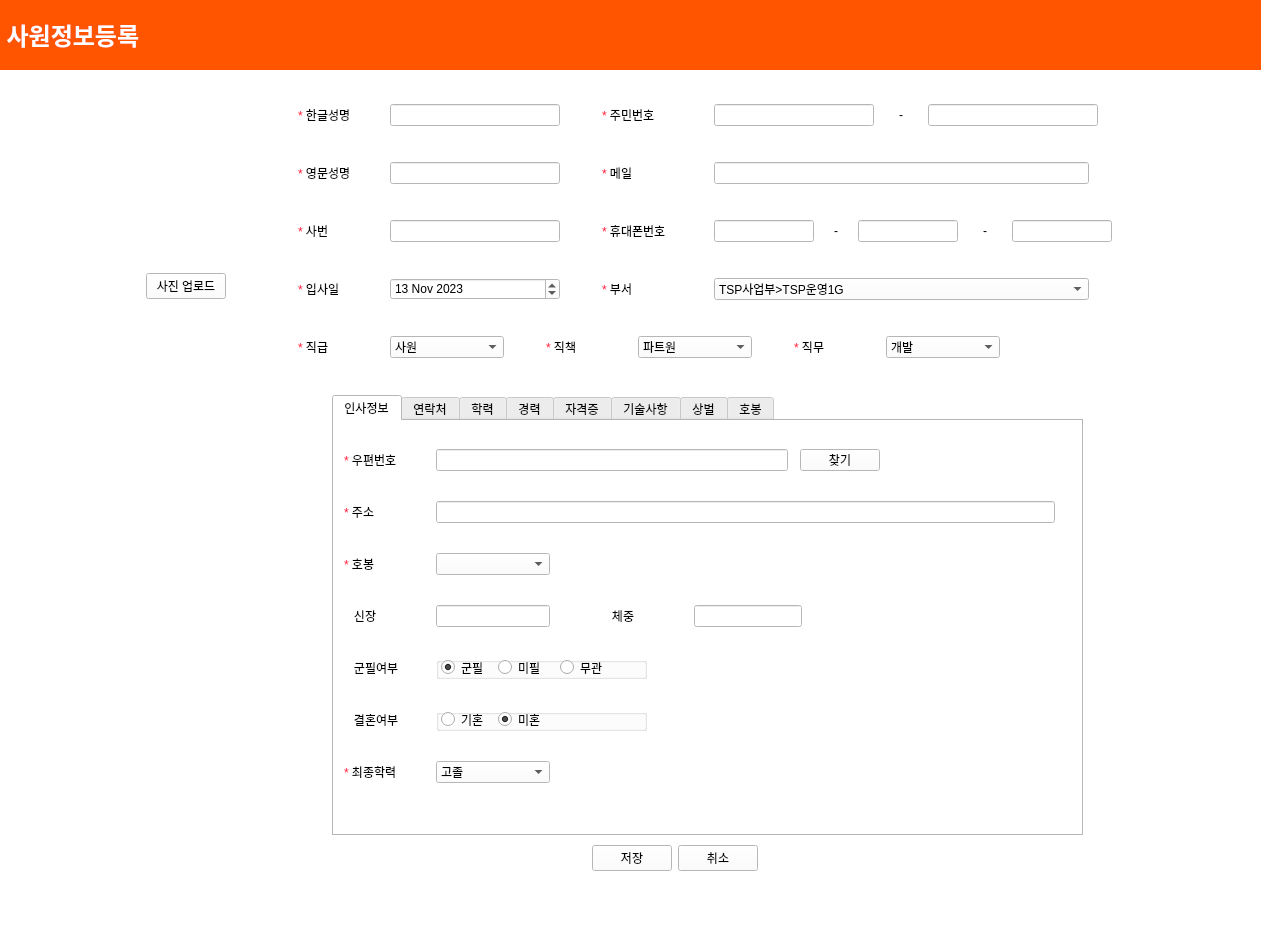
Old version of the form emp_regist.ui in the repository hyeona-jeong/HRIS.
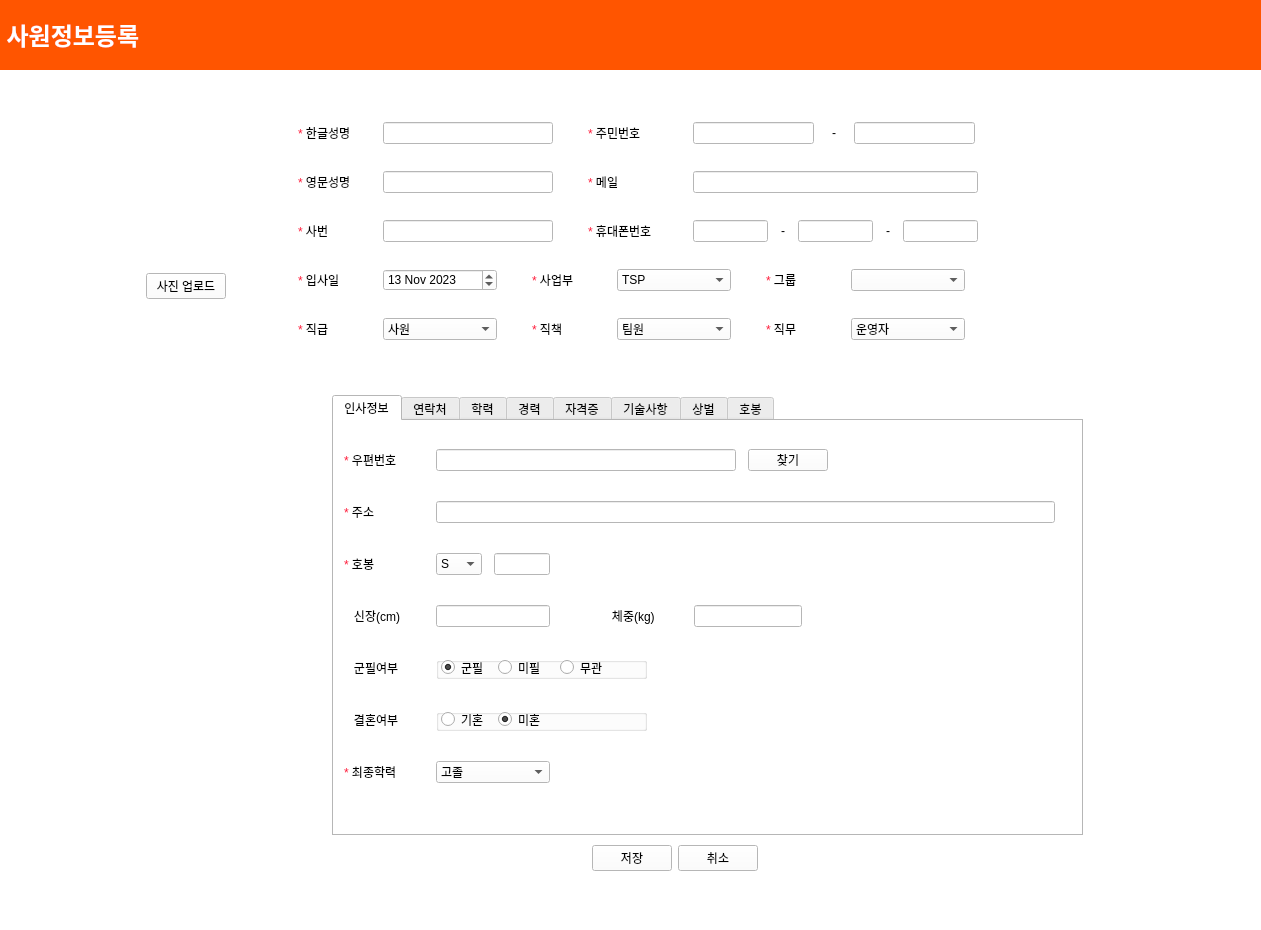
New version of the form. Icons and pictures are not drawn.

The edit to the form file:
```diff
--- a/emp_regist.ui
+++ b/emp_regist.ui
@@ -7,9 +7,15 @@
     <x>0</x>
     <y>0</y>
     <width>1261</width>
-    <height>929</height>
+    <height>930</height>
    </rect>
   </property>
+  <property name="sizePolicy">
+   <sizepolicy hsizetype="Maximum" vsizetype="Preferred">
+    <horstretch>0</horstretch>
+    <verstretch>0</verstretch>
+   </sizepolicy>
+  </property>
   <property name="palette">
    <palette>
     <active>
@@ -476,6 +482,12 @@
        </property>
        <item>
         <widget class="QLabel" name="label_2">
+         <property name="sizePolicy">
+          <sizepolicy hsizetype="Expanding" vsizetype="Preferred">
+           <horstretch>0</horstretch>
+           <verstretch>0</verstretch>
+          </sizepolicy>
+         </property>
          <property name="minimumSize">
           <size>
            <width>0</width>
@@ -714,8 +726,24 @@
        <item>
         <layout class="QVBoxLayout" name="verticalLayout">
          <property name="spacing">
-          <number>12</number>
+          <number>5</number>
          </property>
+         <item>
+          <spacer name="verticalSpacer_5">
+           <property name="orientation">
+            <enum>Qt::Vertical</enum>
+           </property>
+           <property name="sizeType">
+            <enum>QSizePolicy::Fixed</enum>
+           </property>
+           <property name="sizeHint" stdset="0">
+            <size>
+             <width>20</width>
+             <height>20</height>
+            </size>
+           </property>
+          </spacer>
+         </item>
          <item>
           <layout class="QHBoxLayout" name="horizontalLayout" stretch="1,3,0,0,0,0,0,0">
            <item>
@@ -823,13 +851,13 @@
              </property>
              <property name="minimumSize">
               <size>
-               <width>160</width>
+               <width>121</width>
                <height>22</height>
               </size>
              </property>
              <property name="maximumSize">
               <size>
-               <width>300</width>
+               <width>121</width>
                <height>22</height>
               </size>
              </property>
@@ -846,13 +874,13 @@
              <property name="minimumSize">
               <size>
                <width>30</width>
-               <height>0</height>
+               <height>22</height>
               </size>
              </property>
              <property name="maximumSize">
               <size>
                <width>30</width>
-               <height>20</height>
+               <height>22</height>
               </size>
              </property>
              <property name="text">
@@ -873,13 +901,13 @@
              </property>
              <property name="minimumSize">
               <size>
-               <width>170</width>
+               <width>121</width>
                <height>22</height>
               </size>
              </property>
              <property name="maximumSize">
               <size>
-               <width>300</width>
+               <width>121</width>
                <height>22</height>
               </size>
              </property>
@@ -1007,13 +1035,13 @@
              </property>
              <property name="minimumSize">
               <size>
-               <width>375</width>
+               <width>285</width>
                <height>22</height>
               </size>
              </property>
              <property name="maximumSize">
               <size>
-               <width>400</width>
+               <width>285</width>
                <height>22</height>
               </size>
              </property>
@@ -1145,13 +1173,13 @@
              </property>
              <property name="minimumSize">
               <size>
-               <width>100</width>
-               <height>0</height>
+               <width>75</width>
+               <height>22</height>
               </size>
              </property>
              <property name="maximumSize">
               <size>
-               <width>100</width>
+               <width>75</width>
                <height>22</height>
               </size>
              </property>
@@ -1168,13 +1196,13 @@
              <property name="minimumSize">
               <size>
                <width>20</width>
-               <height>0</height>
+               <height>22</height>
               </size>
              </property>
              <property name="maximumSize">
               <size>
                <width>20</width>
-               <height>20</height>
+               <height>22</height>
               </size>
              </property>
              <property name="text">
@@ -1195,13 +1223,13 @@
              </property>
              <property name="minimumSize">
               <size>
-               <width>100</width>
-               <height>0</height>
+               <width>75</width>
+               <height>22</height>
               </size>
              </property>
              <property name="maximumSize">
               <size>
-               <width>100</width>
+               <width>75</width>
                <height>22</height>
               </size>
              </property>
@@ -1217,14 +1245,14 @@
              </property>
              <property name="minimumSize">
               <size>
-               <width>30</width>
-               <height>0</height>
+               <width>20</width>
+               <height>22</height>
               </size>
              </property>
              <property name="maximumSize">
               <size>
                <width>20</width>
-               <height>20</height>
+               <height>22</height>
               </size>
              </property>
              <property name="text">
@@ -1245,13 +1273,13 @@
              </property>
              <property name="minimumSize">
               <size>
-               <width>100</width>
-               <height>0</height>
+               <width>75</width>
+               <height>22</height>
               </size>
              </property>
              <property name="maximumSize">
               <size>
-               <width>100</width>
+               <width>75</width>
                <height>22</height>
               </size>
              </property>
@@ -1273,7 +1301,7 @@
           </layout>
          </item>
          <item>
-          <layout class="QHBoxLayout" name="horizontalLayout_23" stretch="0,0,0,1,3,0">
+          <layout class="QHBoxLayout" name="horizontalLayout_23" stretch="0,0,0,1,3,0,0,0,0">
            <item>
             <widget class="QLabel" name="label_29">
              <property name="sizePolicy">
@@ -1307,7 +1335,7 @@
             <widget class="QDateEdit" name="dateEdit">
              <property name="minimumSize">
               <size>
-               <width>170</width>
+               <width>114</width>
                <height>22</height>
               </size>
              </property>
@@ -1347,6 +1375,9 @@
                <day>1</day>
               </datetime>
              </property>
+             <property name="calendarPopup">
+              <bool>false</bool>
+             </property>
             </widget>
            </item>
            <item>
@@ -1375,7 +1406,7 @@
              </property>
              <property name="minimumSize">
               <size>
-               <width>100</width>
+               <width>80</width>
                <height>0</height>
               </size>
              </property>
@@ -1387,7 +1418,7 @@
              </property>
              <property name="text">
               <string>
-&lt;html&gt;&lt;head/&gt;&lt;body&gt;&lt;p&gt;&lt;span style=&quot; color:#ff1d3b;&quot;&gt;*&lt;/span&gt;&amp;nbsp;부서&lt;/p&gt;&lt;/body&gt;&lt;/html&gt;</string>
+&lt;html&gt;&lt;head/&gt;&lt;body&gt;&lt;p&gt;&lt;span style=&quot; color:#ff1d3b;&quot;&gt;*&lt;/span&gt;&amp;nbsp;사업부&lt;/p&gt;&lt;/body&gt;&lt;/html&gt;</string>
              </property>
              <property name="alignment">
               <set>Qt::AlignLeading|Qt::AlignLeft|Qt::AlignVCenter</set>
@@ -1398,19 +1429,19 @@
             <widget class="QComboBox" name="comboBox_10">
              <property name="minimumSize">
               <size>
-               <width>375</width>
+               <width>114</width>
                <height>22</height>
               </size>
              </property>
              <property name="maximumSize">
               <size>
-               <width>275</width>
+               <width>114</width>
                <height>22</height>
               </size>
              </property>
              <item>
               <property name="text">
-               <string>TSP사업부&gt;TSP운영1G</string>
+               <string>TSP</string>
               </property>
              </item>
              <item>
@@ -1458,66 +1489,66 @@
                <string>전략기획실</string>
               </property>
              </item>
-             <item>
-              <property name="text">
-               <string>경영지원</string>
-              </property>
-             </item>
-             <item>
-              <property name="text">
-               <string>TSP운영1G</string>
-              </property>
-             </item>
-             <item>
-              <property name="text">
-               <string>TSP운영2G</string>
-              </property>
-             </item>
-             <item>
-              <property name="text">
-               <string>생산실행IT G</string>
-              </property>
-             </item>
-             <item>
-              <property name="text">
-               <string>생산품질IT G</string>
-              </property>
-             </item>
-             <item>
-              <property name="text">
-               <string>MCS/Test운영파트</string>
-              </property>
-             </item>
-             <item>
-              <property name="text">
-               <string>천안운영파트</string>
-              </property>
-             </item>
-             <item>
-              <property name="text">
-               <string>온양운영1파트</string>
-              </property>
-             </item>
-             <item>
-              <property name="text">
-               <string>온양운영2파트</string>
-              </property>
-             </item>
-             <item>
-              <property name="text">
-               <string>MOS개발파트</string>
-              </property>
-             </item>
-             <item>
-              <property name="text">
-               <string>SCM개발파트</string>
-              </property>
-             </item>
-             <item>
-              <property name="text">
-               <string>MES개발파트</string>
-              </property>
-             </item>
+            </widget>
+           </item>
+           <item>
+            <spacer name="horizontalSpacer_17">
+             <property name="orientation">
+              <enum>Qt::Horizontal</enum>
+             </property>
+             <property name="sizeType">
+              <enum>QSizePolicy::Fixed</enum>
+             </property>
+             <property name="sizeHint" stdset="0">
+              <size>
+               <width>30</width>
+               <height>20</height>
+              </size>
+             </property>
+            </spacer>
+           </item>
+           <item>
+            <widget class="QLabel" name="label_39">
+             <property name="sizePolicy">
+              <sizepolicy hsizetype="Minimum" vsizetype="Ignored">
+               <horstretch>0</horstretch>
+               <verstretch>0</verstretch>
+              </sizepolicy>
+             </property>
+             <property name="minimumSize">
+              <size>
+               <width>80</width>
+               <height>0</height>
+              </size>
+             </property>
+             <property name="maximumSize">
+              <size>
+               <width>80</width>
+               <height>20</height>
+              </size>
+             </property>
+             <property name="text">
+              <string>&lt;html&gt;&lt;head/&gt;&lt;body&gt;&lt;p&gt;&lt;span style=&quot; color:#ff1d3b;&quot;&gt;*&lt;/span&gt; 그룹&lt;/p&gt;&lt;/body&gt;&lt;/html&gt;</string>
+             </property>
+             <property name="alignment">
+              <set>Qt::AlignLeading|Qt::AlignLeft|Qt::AlignVCenter</set>
+             </property>
+            </widget>
+           </item>
+           <item>
+            <widget class="QComboBox" name="group_combo">
+             <property name="minimumSize">
+              <size>
+               <width>114</width>
+               <height>22</height>
+              </size>
+             </property>
+             <property name="maximumSize">
+              <size>
+               <width>114</width>
+               <height>22</height>
+              </size>
+             </property>
             </widget>
            </item>
            <item>
@@ -1700,7 +1731,7 @@
              </property>
              <item>
               <property name="text">
-               <string>파트원</string>
+               <string>팀원</string>
               </property>
              </item>
              <item>
@@ -1786,7 +1817,7 @@
              </property>
              <item>
               <property name="text">
-               <string>개발</string>
+               <string>운영자</string>
               </property>
              </item>
              <item>
@@ -1811,6 +1842,22 @@
            </item>
           </layout>
          </item>
+         <item>
+          <spacer name="verticalSpacer_6">
+           <property name="orientation">
+            <enum>Qt::Vertical</enum>
+           </property>
+           <property name="sizeType">
+            <enum>QSizePolicy::Fixed</enum>
+           </property>
+           <property name="sizeHint" stdset="0">
+            <size>
+             <width>20</width>
+             <height>20</height>
+            </size>
+           </property>
+          </spacer>
+         </item>
         </layout>
        </item>
        <item>
@@ -1936,13 +1983,13 @@
                  </property>
                  <property name="minimumSize">
                   <size>
-                   <width>352</width>
+                   <width>300</width>
                    <height>22</height>
                   </size>
                  </property>
                  <property name="maximumSize">
                   <size>
-                   <width>350</width>
+                   <width>300</width>
                    <height>22</height>
                   </size>
                  </property>
@@ -2038,7 +2085,7 @@
               </layout>
              </item>
              <item>
-              <layout class="QHBoxLayout" name="horizontalLayout_58" stretch="3,0,7">
+              <layout class="QHBoxLayout" name="horizontalLayout_58" stretch="3,0,0,7">
                <item>
                 <widget class="QLabel" name="label_177">
                  <property name="sizePolicy">
@@ -2078,13 +2125,13 @@
                  </property>
                  <property name="minimumSize">
                   <size>
-                   <width>114</width>
+                   <width>46</width>
                    <height>22</height>
                   </size>
                  </property>
                  <property name="maximumSize">
                   <size>
-                   <width>114</width>
+                   <width>46</width>
                    <height>22</height>
                   </size>
                  </property>
@@ -2096,7 +2143,7 @@
                  </property>
                  <item>
                   <property name="text">
-                   <string/>
+                   <string>S</string>
                   </property>
                  </item>
                  <item>
@@ -2109,16 +2156,28 @@
                    <string>그룹장</string>
                   </property>
                  </item>
-                 <item>
-                  <property name="text">
-                   <string>파트장</string>
-                  </property>
-                 </item>
-                 <item>
-                  <property name="text">
-                   <string>모듈장</string>
-                  </property>
-                 </item>
+                </widget>
+               </item>
+               <item>
+                <widget class="QLineEdit" name="sal_lineEdit">
+                 <property name="minimumSize">
+                  <size>
+                   <width>56</width>
+                   <height>22</height>
+                  </size>
+                 </property>
+                 <property name="maximumSize">
+                  <size>
+                   <width>56</width>
+                   <height>22</height>
+                  </size>
+                 </property>
+                 <property name="sizeIncrement">
+                  <size>
+                   <width>58</width>
+                   <height>22</height>
+                  </size>
+                 </property>
                 </widget>
                </item>
                <item>
@@ -2159,7 +2218,7 @@
                   </size>
                  </property>
                  <property name="text">
-                  <string>   신장</string>
+                  <string>   신장(cm)</string>
                  </property>
                  <property name="alignment">
                   <set>Qt::AlignLeading|Qt::AlignLeft|Qt::AlignVCenter</set>
@@ -2225,7 +2284,7 @@
                   </size>
                  </property>
                  <property name="text">
-                  <string>   체중</string>
+                  <string>   체중(kg)</string>
                  </property>
                  <property name="alignment">
                   <set>Qt::AlignLeading|Qt::AlignLeft|Qt::AlignVCenter</set>
```
Left out of the diff: 171 changed lines with no effect on the pictures.
